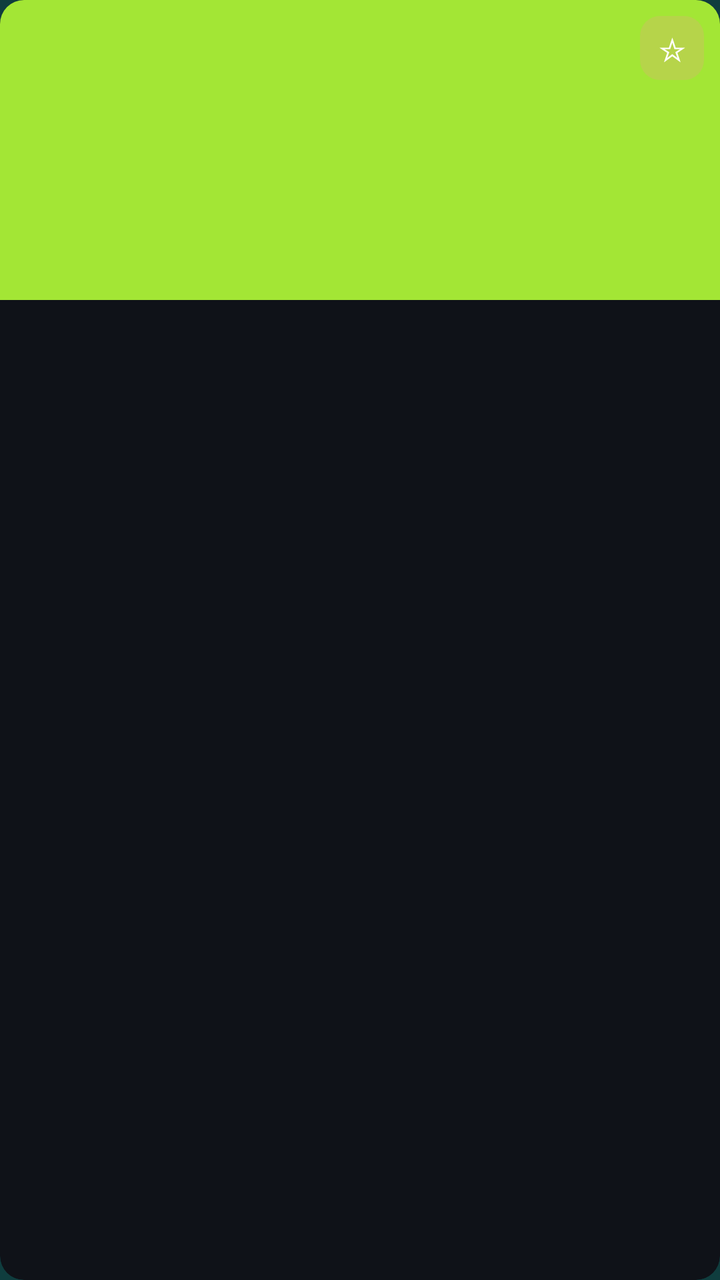
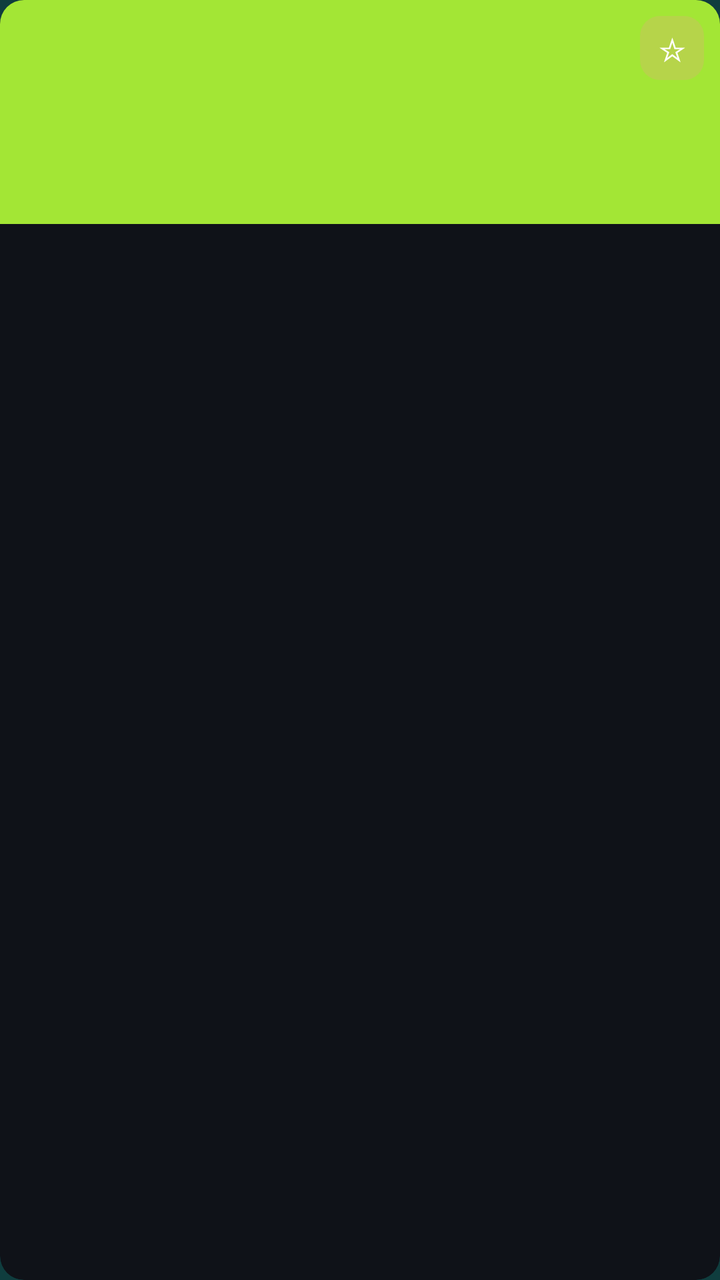

Compare the two renders of this Android layout. The source of the first and the diff that turns it into the second are given below.
<!-- AndroidManifest.xml: application theme Theme.VovoFit -->
<!-- res/layout/item_drive_card.xml -->
<?xml version="1.0" encoding="utf-8"?>
<com.google.android.material.card.MaterialCardView xmlns:android="http://schemas.android.com/apk/res/android"
    xmlns:app="http://schemas.android.com/apk/res-auto"
    android:id="@+id/drive_card_root"
    android:layout_width="@dimen/drive_card_width"
    android:layout_height="wrap_content"
    android:layout_marginEnd="@dimen/rail_gap"
    android:clickable="true"
    android:focusable="true"
    android:focusableInTouchMode="true"
    android:foreground="?attr/selectableItemBackground"
    app:cardCornerRadius="@dimen/radius_md"
    app:cardElevation="@dimen/elevation_0"
    app:cardBackgroundColor="@color/tile_bg"
    app:strokeWidth="0dp"
    app:strokeColor="@color/tile_focus_ring">

    <LinearLayout
        android:layout_width="match_parent"
        android:layout_height="wrap_content"
        android:orientation="vertical">

        
        <FrameLayout
            android:layout_width="match_parent"
            android:layout_height="150dp">

            <View
                android:id="@+id/drive_bg"
                android:layout_width="match_parent"
                android:layout_height="match_parent"
                android:background="@color/drive_icon_tile" />

            <TextView
                android:id="@+id/drive_icon"
                android:layout_width="match_parent"
                android:layout_height="match_parent"
                android:gravity="center"
                android:textColor="@color/drive_icon_tile_text"
                android:textSize="40sp"
                android:textStyle="bold" />

            
            <TextView
                android:id="@+id/drive_fav_star"
                android:layout_width="32dp"
                android:layout_height="32dp"
                android:layout_gravity="top|end"
                android:layout_marginTop="@dimen/spacing_sm"
                android:layout_marginEnd="@dimen/spacing_sm"
                android:background="@drawable/badge_resume"
                android:clickable="true"
                android:contentDescription="@string/fav_desc"
                android:focusable="true"
                android:focusableInTouchMode="true"
                android:gravity="center"
                android:text="☆"
                android:textColor="@color/tile_title"
                android:textSize="16sp" />
        </FrameLayout>

        
        <LinearLayout
            android:layout_width="match_parent"
            android:layout_height="wrap_content"
            android:orientation="vertical"
            android:paddingHorizontal="@dimen/spacing_md"
            android:paddingTop="@dimen/spacing_sm"
            android:paddingBottom="@dimen/spacing_md">

            <TextView
                android:id="@+id/drive_name"
                android:layout_width="match_parent"
                android:layout_height="wrap_content"
                android:ellipsize="end"
                android:maxLines="2"
                android:textColor="@color/tile_title"
                android:textSize="@dimen/text_drive_name"
                android:textStyle="bold" />

            <TextView
                android:id="@+id/drive_meta"
                android:layout_width="match_parent"
                android:layout_height="wrap_content"
                android:layout_marginTop="2dp"
                android:ellipsize="end"
                android:maxLines="1"
                android:textColor="@color/tile_subtitle"
                android:textSize="@dimen/text_drive_meta" />
        </LinearLayout>
    </LinearLayout>
</com.google.android.material.card.MaterialCardView>
<!-- resources referenced by this layout -->
<resources>
  <color name="drive_icon_tile">#FFA3E635</color>
  <color name="drive_icon_tile_text">#FF1A0A0F</color>
  <color name="tile_bg">#FF0F1218</color>
  <color name="tile_focus_ring">#FFA3E635</color>
  <color name="tile_subtitle">#FFC0C4D0</color>
  <color name="tile_title">#FFFFFFFF</color>
  <dimen name="drive_card_width">128dp</dimen>
  <dimen name="elevation_0">0dp</dimen>
  <dimen name="radius_md">12dp</dimen>
  <dimen name="rail_gap">12dp</dimen>
  <dimen name="spacing_md">12dp</dimen>
  <dimen name="spacing_sm">8dp</dimen>
  <dimen name="text_drive_meta">12sp</dimen>
  <dimen name="text_drive_name">14sp</dimen>
  <!-- drawable badge_resume (drawable) -->
  <?xml version="1.0" encoding="utf-8"?>
  <shape xmlns:android="http://schemas.android.com/apk/res/android"
      android:shape="rectangle">
      <solid android:color="#33FF8B9F" />
      <corners android:radius="10dp" />
  </shape>
  <string name="fav_desc">Adicionar à Minha lista</string>
  <color name="md_primary">#FFA3E635</color>
  <color name="md_on_primary">#FF1A0A0F</color>
  <color name="md_primary_container">#FF0F3D3E</color>
  <color name="md_on_primary_container">#FFFFEAF1</color>
  <color name="md_secondary">#FFC026D3</color>
  <color name="md_on_secondary">#FF1A0A1F</color>
  <color name="md_secondary_container">#FF5A1B6E</color>
  <color name="md_on_secondary_container">#FFFBD7FF</color>
  <color name="md_background">#FF0F3D3E</color>
  <color name="md_surface">#FF16181F</color>
  <color name="md_surface_variant">#FF232634</color>
  <color name="md_on_background">#FFEAEAF0</color>
  <color name="md_on_surface">#FFEAEAF0</color>
  <color name="md_on_surface_variant">#FFC0C4D0</color>
  <color name="md_outline">#FF3A3F4F</color>
  <color name="md_outline_variant">#FF2A2E3A</color>
  <color name="md_error">#FFCF6679</color>
  <color name="md_on_error">#FF600014</color>
  <style name="Widget.Meggy.CardView" parent="Widget.Material3.CardView.Filled">
          <item name="cardBackgroundColor">@color/md_surface_container</item>
          <item name="cardCornerRadius">20dp</item>
          <item name="cardElevation">2dp</item>
          <item name="contentPadding">0dp</item>
          <item name="strokeWidth">0dp</item>
      </style>
  <color name="md_surface_container">#FF1B1E27</color>
  <!-- unchanged entries left out for length: 1 -->
</resources>

<!-- the commit's change to res/layout/item_drive_card.xml (unified diff, before → after) -->
@@ -23,7 +23,7 @@
         
         <FrameLayout
             android:layout_width="match_parent"
-            android:layout_height="150dp">
+            android:layout_height="@dimen/drive_tile_height">
 
             <View
                 android:id="@+id/drive_bg"
@@ -37,7 +37,7 @@
                 android:layout_height="match_parent"
                 android:gravity="center"
                 android:textColor="@color/drive_icon_tile_text"
-                android:textSize="40sp"
+                android:textSize="52sp"
                 android:textStyle="bold" />
 
             
<!-- resource entries referenced after the edit -->
@@ -7,6 +7,7 @@
   <color name="tile_subtitle">#FFC0C4D0</color>
   <color name="tile_title">#FFFFFFFF</color>
   <dimen name="drive_card_width">128dp</dimen>
+  <dimen name="drive_tile_height">112dp</dimen>
   <dimen name="elevation_0">0dp</dimen>
   <dimen name="radius_md">12dp</dimen>
   <dimen name="rail_gap">12dp</dimen>
